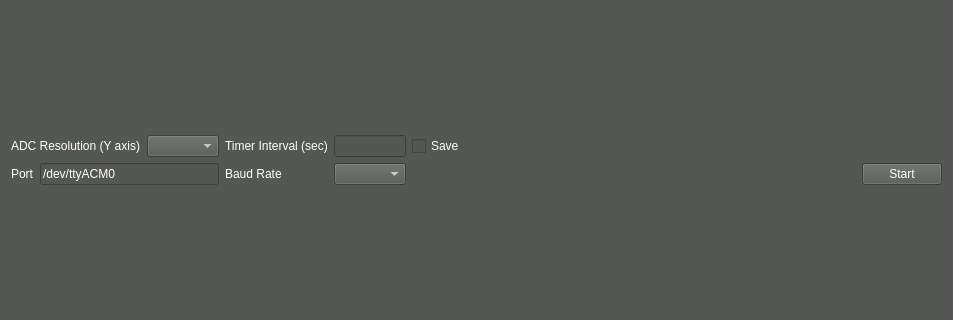
csavur/RealTimeSerialPlotter, file mainwindow.ui: the form before one commit; both pictures show x 0 to 953 and y 97 to 417 of the 953 by 519 pixel window.
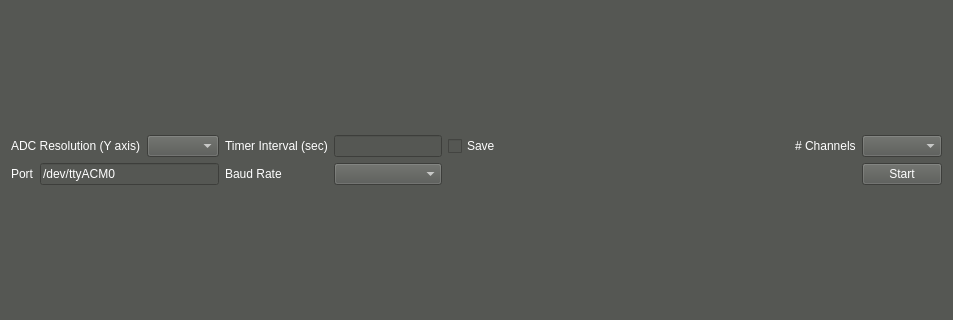
The form after the commit.

Commit message: multi channel support added...

What changed in the file:
```diff
--- a/mainwindow.ui
+++ b/mainwindow.ui
@@ -20,7 +20,7 @@
   <widget class="QWidget" name="centralWidget">
    <layout class="QGridLayout" name="gridLayout_2">
     <item row="0" column="0">
-     <layout class="QGridLayout" name="gridLayout" columnstretch="0,2,2,0,2,0,20,0,0,0">
+     <layout class="QGridLayout" name="gridLayout" columnstretch="0,2,2,0,0,10,0,0">
       <item row="1" column="0">
        <widget class="QLabel" name="label">
         <property name="text">
@@ -28,16 +28,40 @@
         </property>
        </widget>
       </item>
-      <item row="1" column="9">
-       <widget class="QPushButton" name="pushButtonStart">
-        <property name="text">
-         <string>Start</string>
-        </property>
-       </widget>
-      </item>
       <item row="0" column="2">
        <widget class="QComboBox" name="comboBoxADCRes"/>
       </item>
+      <item row="1" column="7">
+       <widget class="QPushButton" name="pushButtonStart">
+        <property name="text">
+         <string>Start</string>
+        </property>
+       </widget>
+      </item>
+      <item row="1" column="3">
+       <widget class="QLabel" name="label_2">
+        <property name="text">
+         <string>Baud Rate</string>
+        </property>
+       </widget>
+      </item>
+      <item row="1" column="1" colspan="2">
+       <widget class="QLineEdit" name="lineEditPortName">
+        <property name="text">
+         <string>/dev/ttyACM0</string>
+        </property>
+       </widget>
+      </item>
+      <item row="0" column="5">
+       <widget class="QCheckBox" name="checkBoxSave">
+        <property name="text">
+         <string>Save</string>
+        </property>
+       </widget>
+      </item>
+      <item row="1" column="4">
+       <widget class="QComboBox" name="comboBoxBaudRate"/>
+      </item>
       <item row="0" column="0" colspan="2">
        <widget class="QLabel" name="label_4">
         <property name="text">
@@ -45,6 +69,9 @@
         </property>
        </widget>
       </item>
+      <item row="0" column="4">
+       <widget class="QLineEdit" name="lineEditInterval"/>
+      </item>
       <item row="0" column="3">
        <widget class="QLabel" name="label_3">
         <property name="text">
@@ -52,45 +79,15 @@
         </property>
        </widget>
       </item>
-      <item row="0" column="4">
-       <widget class="QLineEdit" name="lineEditInterval"/>
-      </item>
-      <item row="0" column="5">
-       <widget class="QCheckBox" name="checkBoxSave">
-        <property name="text">
-         <string>Save</string>
-        </property>
-       </widget>
-      </item>
       <item row="0" column="6">
-       <spacer name="horizontalSpacer">
-        <property name="orientation">
-         <enum>Qt::Horizontal</enum>
-        </property>
-        <property name="sizeHint" stdset="0">
-         <size>
-          <width>40</width>
-          <height>20</height>
-         </size>
-        </property>
-       </spacer>
-      </item>
-      <item row="1" column="1" colspan="2">
-       <widget class="QLineEdit" name="lineEditPortName">
+       <widget class="QLabel" name="label_6">
         <property name="text">
-         <string>/dev/ttyACM0</string>
+         <string># Channels</string>
         </property>
        </widget>
       </item>
-      <item row="1" column="3">
-       <widget class="QLabel" name="label_2">
-        <property name="text">
-         <string>Baud Rate</string>
-        </property>
-       </widget>
-      </item>
-      <item row="1" column="4">
-       <widget class="QComboBox" name="comboBoxBaudRate"/>
+      <item row="0" column="7">
+       <widget class="QComboBox" name="comboBoxChannel"/>
       </item>
      </layout>
     </item>
```
The commit also changes 4 other files.
